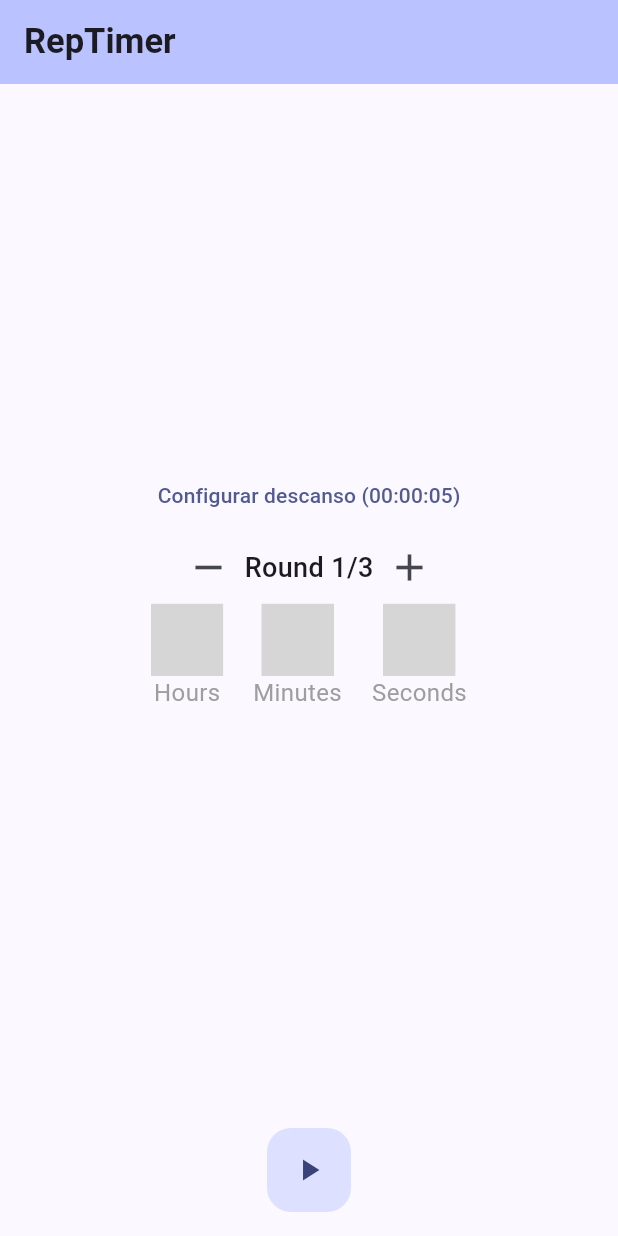
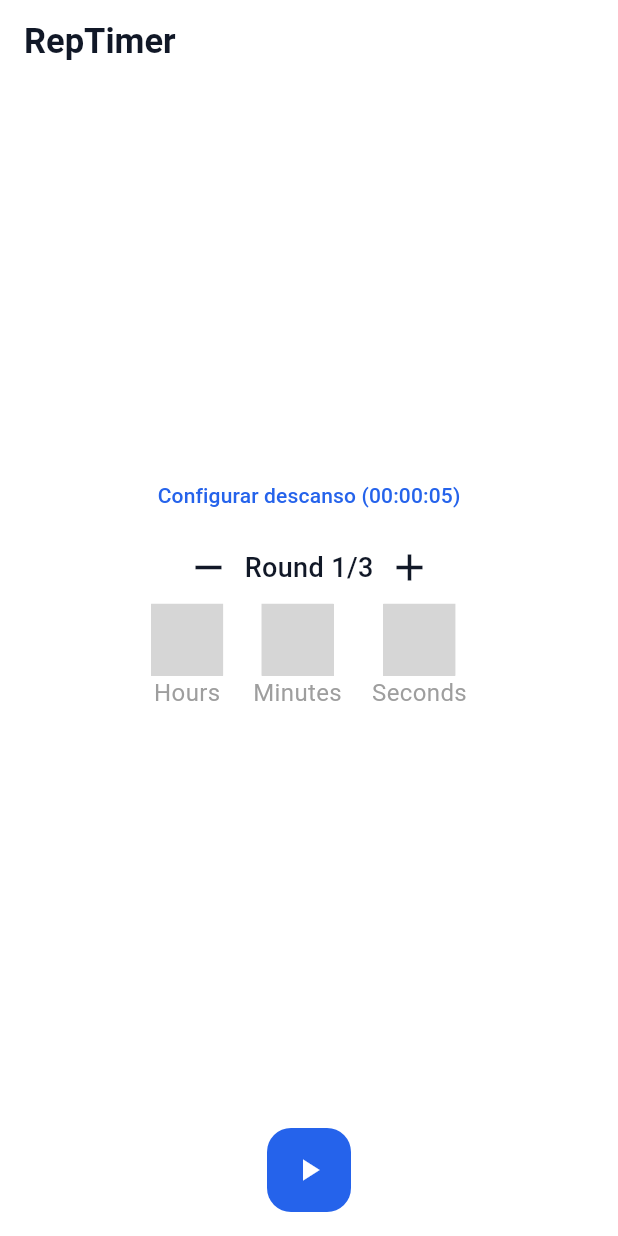
Before and after one commit to RaymundoSantorski/timer_app, a Flutter app: the screen it shows after launch, on a phone screen of 412 x 824 dp. Run offline on Flutter 3.47's test engine with Material 3 defaults, Android fonts, the phone set to English and light mode, and no system bars; our stand-ins replace vibration; missing offline and left inert: numeric_selector; grey boxes are pictures that could not be loaded.

Commit message:
update: dark and light mode and implementation of the time selector column

```diff
--- a/lib/main.dart
+++ b/lib/main.dart
@@ -1,25 +1,41 @@
 // Durante 15 días toqué el proyecto, no fue perfecto, pero fue constante.
 
 import 'package:flutter/material.dart';
-import 'package:numeric_selector/numeric_selector.dart';
 import 'package:timer/widgets/runninfab.dart';
 import 'package:timer/widgets/stoppedfab.dart';
 import 'package:timer/widgets/time_selector.dart';
 import 'package:vibration/vibration.dart';
 import 'dart:async';
-import 'package:timer/widgets/button_row.dart';
 import 'package:timer/widgets/work_time.dart';
 
 void main() {
-  runApp(const MyApp());
+  runApp(MyApp());
 }
 
 class MyApp extends StatelessWidget {
-  const MyApp({super.key});
+  MyApp({super.key});
 
-  ThemeData get theme => ThemeData(
-    colorScheme: ColorScheme.fromSeed(seedColor: Colors.indigo),
-    useMaterial3: true,
+  final lightColorScheme = ColorScheme(
+    primary: Color(0xFF2563EB),
+    onPrimary: Color(0xFFFFFFFF),
+    secondary: Color(0xFFF97316),
+    onSecondary: Color(0xFFFFFFFF),
+    error: Color(0xFFDC2626),
+    onError: Color(0xFFFFFFFF),
+    surface: Color(0xFFFFFFFF),
+    onSurface: Color(0xFF111827),
+    brightness: Brightness.light,
+  );
+  final darkColorScheme = ColorScheme(
+    primary: Color(0xFF60A5FA),
+    onPrimary: Color(0xFF000000),
+    secondary: Color(0xFFFB923C),
+    onSecondary: Color(0xFF000000),
+    error: Color(0xFFF87171),
+    onError: Color(0xFF000000),
+    surface: Color(0xFF111827),
+    onSurface: Color(0xFFF3F4F6),
+    brightness: Brightness.dark,
   );
 
   @override
@@ -27,7 +43,8 @@ class MyApp extends StatelessWidget {
     return MaterialApp(
       title: 'Flutter Demo',
       debugShowCheckedModeBanner: false,
-      theme: theme,
+      theme: ThemeData(colorScheme: lightColorScheme, useMaterial3: true),
+      darkTheme: ThemeData(colorScheme: darkColorScheme, useMaterial3: true),
       home: const MyHomePage(title: 'RepTimer'),
     );
   }
--- a/lib/widgets/time_selector.dart
+++ b/lib/widgets/time_selector.dart
@@ -1,5 +1,5 @@
 import 'package:flutter/material.dart';
-import 'package:numeric_selector/numeric_selector.dart';
+import 'package:timer/widgets/time_selector_column.dart';
 
 class TimeSelector extends StatefulWidget {
   final int initialSeconds;
@@ -36,79 +36,22 @@ class _TimeSelectorState extends State<TimeSelector> {
     return Row(
       mainAxisAlignment: MainAxisAlignment.center,
       children: [
-        Column(
-          children: [
-            VerticalNumericSelector(
-              minValue: 0,
-              maxValue: 59,
-              step: 1,
+        TimeSelectorColumn(
           initialValue: selectedHours!,
+          label: 'Hours',
           onValueChanged: (value) => setTime(null, null, value),
-              viewPort: 0.3,
-              selectedTextStyle: TextStyle(
-                fontSize: 32,
-                fontWeight: FontWeight.bold,
-              ),
-              unselectedTextStyle: TextStyle(fontSize: 24, color: Colors.grey),
-              backgroundColor: Colors.white,
-              borderRadius: BorderRadius.circular(10),
-              showArrows: false,
-              showLabel: false,
-              enableVibration: true,
-              showSelectedValue: false,
-            ),
-            Text('Hours', style: TextStyle(fontSize: 16, color: Colors.grey)),
-          ],
         ),
         SizedBox(width: 20),
-        Column(
-          children: [
-            VerticalNumericSelector(
-              minValue: 0,
-              maxValue: 59,
-              step: 1,
+        TimeSelectorColumn(
           initialValue: selectedMinutes!,
+          label: 'Minutes',
           onValueChanged: (value) => setTime(null, value, null),
-              viewPort: 0.3,
-              selectedTextStyle: TextStyle(
-                fontSize: 32,
-                fontWeight: FontWeight.bold,
-              ),
-              unselectedTextStyle: TextStyle(fontSize: 24, color: Colors.grey),
-              backgroundColor: Colors.white,
-              borderRadius: BorderRadius.circular(10),
-              showArrows: false,
-              showLabel: false,
-              enableVibration: true,
-              showSelectedValue: false,
-            ),
-            Text('Minutes', style: TextStyle(fontSize: 16, color: Colors.grey)),
-          ],
         ),
         SizedBox(width: 20),
-        Column(
-          children: [
-            VerticalNumericSelector(
-              minValue: 0,
-              maxValue: 59,
-              step: 1,
+        TimeSelectorColumn(
           initialValue: selectedSeconds!,
+          label: 'Seconds',
           onValueChanged: (value) => setTime(value, null, null),
-              viewPort: 0.3,
-              selectedTextStyle: TextStyle(
-                fontSize: 32,
-                fontWeight: FontWeight.bold,
-              ),
-              unselectedTextStyle: TextStyle(fontSize: 24, color: Colors.grey),
-              backgroundColor: Colors.white,
-              borderRadius: BorderRadius.circular(10),
-              showArrows: false,
-              showLabel: false,
-              enableVibration: true,
-              showSelectedValue: false,
-            ),
-            Text('Seconds', style: TextStyle(fontSize: 16, color: Colors.grey)),
-          ],
         ),
       ],
     );
--- a/pubspec.yaml
+++ b/pubspec.yaml
@@ -16,7 +16,7 @@ publish_to: 'none' # Remove this line if you wish to publish to pub.dev
 # https://developer.apple.com/library/archive/documentation/General/Reference/InfoPlistKeyReference/Articles/CoreFoundationKeys.html
 # In Windows, build-name is used as the major, minor, and patch parts
 # of the product and file versions while build-number is used as the build suffix.
-version: 1.0.0+3
+version: 1.0.0+4
 
 environment:
   sdk: ^3.11.4
```
Lines whose indentation alone changed are shown as unchanged.
